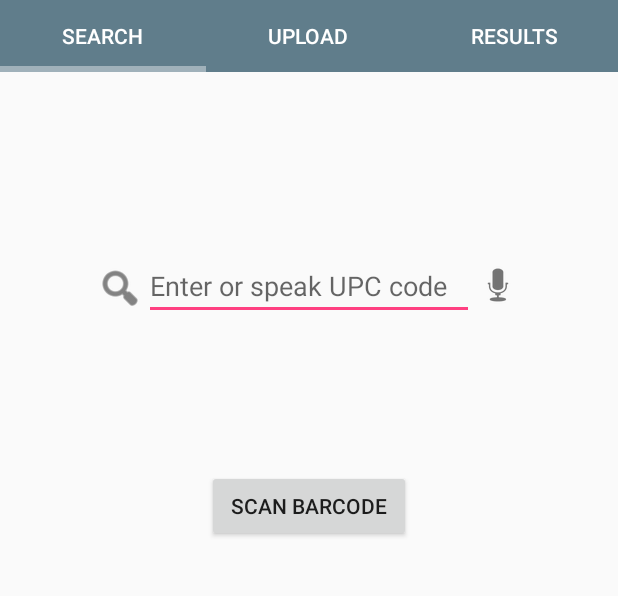
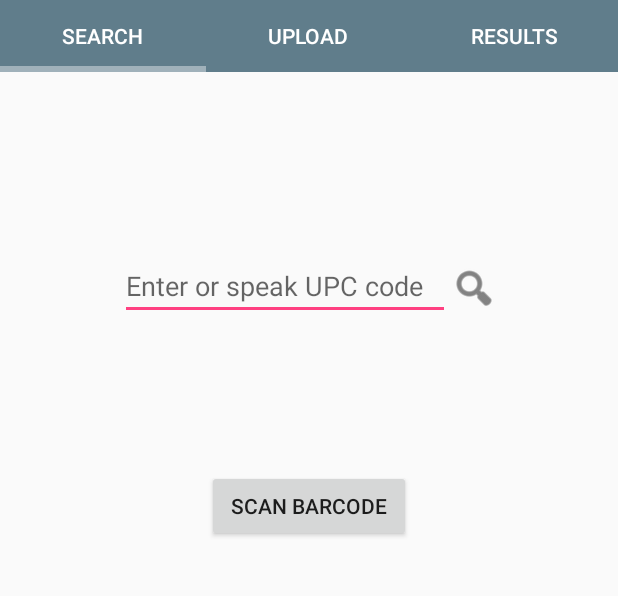
Before and after one commit to ereinecke/Capstone-Project, an Android app: the screen it shows after launch (MainActivity), on a phone screen of 412 x 824 dp, the part 180-776 px from its top. Run offline under Robolectric (Android 15) with nearby library versions, the phone set to English and light mode, and no system bars; libraries missing offline, so code that uses them is left out: com.aurelhubert.ahbottomnavigation, com.commonsware.cwac, com.google.zxing.integration, net.steamcrafted.loadtoast; pictures from the network do not load; 20 statements that could not run were skipped.

Commit message:
Initial implementation of LoadToasts

```diff
--- a/app/build.gradle
+++ b/app/build.gradle
@@ -1,7 +1,7 @@
 apply plugin: 'com.android.application'
 
 android {
-    compileSdkVersion 24
+    compileSdkVersion  24
     buildToolsVersion "24.0.1"
 
     defaultConfig {
@@ -78,9 +78,6 @@ dependencies {
     /* Fancy toast */
     compile 'net.steamcrafted:load-toast:1.0.10'
 
-    /* material design search view, includes voice input */
-    compile 'com.miguelcatalan:materialsearchview:1.4.0'
-
     /* About page library, adds credits for all libraries used */
     compile('com.mikepenz:aboutlibraries:5.7.1@aar') {
         transitive = true
--- a/app/src/main/java/com/ereinecke/eatsafe/MainActivity.java
+++ b/app/src/main/java/com/ereinecke/eatsafe/MainActivity.java
@@ -18,6 +18,7 @@ import android.util.Log;
 import android.view.Menu;
 import android.view.MenuItem;
 import android.view.View;
+import android.widget.ImageView;
 
 import com.commonsware.cwac.provider.StreamProvider;
 import com.ereinecke.eatsafe.services.OpenFoodService;
@@ -30,8 +31,12 @@ import com.ereinecke.eatsafe.ui.UploadFragment.PhotoRequest;
 import com.ereinecke.eatsafe.util.App;
 import com.ereinecke.eatsafe.util.Constants;
 import com.ereinecke.eatsafe.util.Utility.Callback;
+import com.ereinecke.eatsafe.util.Utility.SetLoadToast;
 import com.google.zxing.integration.android.IntentIntegrator;
 import com.google.zxing.integration.android.IntentResult;
+
+import net.steamcrafted.loadtoast.LoadToast;
+import net.steamcrafted.loadtoast.MaterialProgressDrawable;
 
 import java.io.File;
 import java.io.FileNotFoundException;
@@ -42,12 +47,14 @@ import java.util.Date;
 
 /* TODO: Need to tell users to provide Camera and Storage permissions on API > 23  */
 
-public class MainActivity extends AppCompatActivity implements Callback, PhotoRequest {
+public class MainActivity extends AppCompatActivity
+        implements Callback, PhotoRequest, SetLoadToast {
 
     private final static String LOG_TAG = MainActivity.class.getSimpleName();
     public static boolean isTablet = false;
     private String photoReceived;
     private View rootView;
+    public LoadToast lt;
 
     @Override
     protected void onCreate(Bundle savedInstanceState) {
@@ -57,6 +64,9 @@ public class MainActivity extends AppCompatActivity implements Callback, PhotoRe
 
         Toolbar toolbar = (Toolbar) findViewById(R.id.toolbar);
         setSupportActionBar(toolbar);
+
+        // Startup loadtoast
+        lt = new LoadToast(this).setText("").setTranslationY(100).show();
 
         BroadcastReceiver messageReceiver = new MessageReceiver();
         IntentFilter filter = new IntentFilter(Constants.MESSAGE_EVENT);
@@ -78,7 +88,16 @@ public class MainActivity extends AppCompatActivity implements Callback, PhotoRe
                 getSupportFragmentManager().beginTransaction()
                         .add(R.id.right_pane_container, splashFragment).commit();
             }
+
+            ImageView progressView = ((ImageView) findViewById(R.id.progress_drawable));
+            MaterialProgressDrawable drawable = new MaterialProgressDrawable(this, progressView);
         }
+    }
+
+    @Override
+    public void onResume() {
+        lt.success();
+        super.onResume();
     }
 
     // TODO: Need to make back arrow disappear when TabPagerFragment is showing.  This hides only
@@ -86,10 +105,8 @@ public class MainActivity extends AppCompatActivity implements Callback, PhotoRe
     @Override
     public void onStart() {
         super.onStart();
-        if (getSupportActionBar() != null) {
-            getSupportActionBar().setDisplayHomeAsUpEnabled(false);
-        }
     }
+
 
     @Override
     public void onSaveInstanceState(Bundle savedInstanceState) {
@@ -106,7 +123,6 @@ public class MainActivity extends AppCompatActivity implements Callback, PhotoRe
 
         savedInstanceState.getString(Constants.CURRENT_PHOTO);
     }
-
 
     @Override
     public boolean onCreateOptionsMenu(Menu menu) {
@@ -192,8 +208,9 @@ public class MainActivity extends AppCompatActivity implements Callback, PhotoRe
                     if (result != null) {
                         String barcode = result.getContents();
                         if (result.getContents() == null) {
-                            Snackbar.make(rootView, getString(R.string.result_failed),
-                                    Snackbar.LENGTH_LONG).setAction("Action", null).show();
+                            LoadToast lt = new LoadToast(App.getContext());
+                            lt.setText(getString(R.string.result_failed));
+                            lt.show();
                         } else {
                             Log.d(LOG_TAG, "Scan result: " + result.toString());
                             // Have a (potentially) valid barcode, update text view and fetch product info
@@ -385,4 +402,9 @@ public class MainActivity extends AppCompatActivity implements Callback, PhotoRe
                 Intent.ACTION_MEDIA_SCANNER_SCAN_FILE, uri);
         sendBroadcast(scanFileIntent);
     }
+
+    @Override
+    public void setLoadToast(LoadToast loadToast) {
+        lt = loadToast;
+    }
 }
--- a/app/src/main/java/com/ereinecke/eatsafe/ui/SearchFragment.java
+++ b/app/src/main/java/com/ereinecke/eatsafe/ui/SearchFragment.java
@@ -16,25 +16,32 @@ import android.view.ViewGroup;
 import android.view.inputmethod.EditorInfo;
 import android.view.inputmethod.InputMethodManager;
 import android.widget.EditText;
+import android.widget.ImageButton;
 import android.widget.TextView;
 
 import com.ereinecke.eatsafe.R;
 import com.ereinecke.eatsafe.services.OpenFoodService;
 import com.ereinecke.eatsafe.util.Constants;
 import com.ereinecke.eatsafe.util.Utility;
+import com.ereinecke.eatsafe.util.Utility.SetLoadToast;
 import com.google.zxing.integration.android.IntentIntegrator;
+
+import net.steamcrafted.loadtoast.LoadToast;
 
 /**
  * SearchFragment allows the user to search the database by UPC code.  The code can be scanned
  * or entered manually.
  */
 
-public class SearchFragment extends Fragment {
+public class SearchFragment extends Fragment implements SetLoadToast {
 
     private static final String LOG_TAG = SearchFragment.class.getSimpleName();
     private static final String BARCODE_CONTENT = "barcodeContent";
+    private SetLoadToast setLoadToast;
     private EditText barcodeView;
+    private ImageButton searchButton;
     private static View rootView;
+    private LoadToast searchLT;
 
     public SearchFragment() {
         // Required empty public constructor
@@ -43,6 +50,7 @@ public class SearchFragment extends Fragment {
     @SuppressWarnings("EmptyMethod")
     @Override
     public void onCreate(Bundle savedInstanceState) {
+        searchLT = new LoadToast(getActivity());
         super.onCreate(savedInstanceState);
     }
 
@@ -64,23 +72,33 @@ public class SearchFragment extends Fragment {
                                 actionId == EditorInfo.IME_ACTION_DONE ||
                                 event.getAction() == KeyEvent.ACTION_DOWN &&
                                         event.getKeyCode() == KeyEvent.KEYCODE_ENTER) {
-                            String barcodeStr = v.getText().toString();
-
-                            if (!Utility.validateBarcode(barcodeStr)) {
-
-                                // TODO: This Snackbar should probably be LENGTH_INDEFINITE
-                                Snackbar.make(rootView, getString(R.string.barcode_validation_failed, barcodeStr),
-                                        Snackbar.LENGTH_LONG)
-                                        .setAction("Action", null).setDuration(5000).show();
-                            } else if (checkConnectivity()) {
-                                // Have a (potentially) valid barcode, fetch product info
-                                callFetchProduct(barcodeStr);
-                            }
+                            runSearch();
+//                            String barcodeStr = v.getText().toString();
+//
+//                            if (!Utility.validateBarcode(barcodeStr)) {
+//
+//                                // TODO: This Snackbar should probably be LENGTH_INDEFINITE
+//                                Snackbar.make(rootView, getString(R.string.barcode_validation_failed, barcodeStr),
+//                                        Snackbar.LENGTH_LONG)
+//                                        .setAction("Action", null).setDuration(5000).show();
+//                            } else if (checkConnectivity()) {
+//                                // Have a (potentially) valid barcode, fetch product info
+//                                callFetchProduct(barcodeStr);
+//                            }
                             return true; // consume.
                         }
                         return false; // pass on to other listeners.
                     }
                 });
+
+        /* Search button */
+        searchButton = (ImageButton) rootView.findViewById(R.id.search_button);
+        searchButton.setOnClickListener(new View.OnClickListener() {
+            @Override
+            public void onClick(View view) {
+                runSearch();
+            }
+        });
 
         /* Scan barcode button  */
         rootView.findViewById(R.id.scan_button).setOnClickListener(new View.OnClickListener() {
@@ -107,11 +125,18 @@ public class SearchFragment extends Fragment {
         return rootView;
     }
 
+
+    @Override
+    public void onAttach(Context c) {
+        super.onAttach(c);
+        setLoadToast = (SetLoadToast) c;
+    }
+
     @Override
     public void onSaveInstanceState(Bundle outState) {
         super.onSaveInstanceState(outState);
         if (barcodeView != null) {
-            outState.putString(BARCODE_CONTENT, barcodeView.getText().toString());
+            outState.putString(BARCODE_CONTENT, barcodeView.toString());
         }
     }
 
@@ -124,6 +149,21 @@ public class SearchFragment extends Fragment {
         imm.hideSoftInputFromWindow(getView().getWindowToken(), 0);
     }
 
+    private void runSearch() {
+
+        String barcodeStr = barcodeView.getText().toString();
+        searchLT.setText(getString(R.string.searching_for_barcode, barcodeStr))
+                        .show();
+        if (!Utility.validateBarcode(barcodeStr)) {
+            searchLT.error();
+            searchLT.setText(getString(R.string.barcode_validation_failed, barcodeStr)).show();
+
+        } else if (checkConnectivity()) {
+            // Have a (potentially) valid barcode, fetch product info
+            callFetchProduct(barcodeStr);
+        }
+    }
+
     public static void handleScanResult(String result) {
 
         ((TextView) rootView.findViewById(R.id.barcode)).setText(result);
@@ -132,6 +172,7 @@ public class SearchFragment extends Fragment {
     /* Sends an intent to OpenFoodService to fetch product info */
     public void callFetchProduct(String barcodeStr) {
         Log.d(LOG_TAG, "in callFetchProduct: " + barcodeStr);
+
         // Have a (potentially) valid barcode, fetch product info
         Intent productIntent = new Intent(getActivity(), OpenFoodService.class);
         productIntent.putExtra(Constants.BARCODE_KEY, barcodeStr);
@@ -161,4 +202,11 @@ public class SearchFragment extends Fragment {
 
         return isConnected;
     }
+
+    @Override
+    public void setLoadToast(LoadToast lt) {
+        if (lt != null) {
+            setLoadToast.setLoadToast(lt);
+        }
+    }
 }
--- a/app/src/main/res/layout/activity_main.xml
+++ b/app/src/main/res/layout/activity_main.xml
@@ -56,6 +56,14 @@
         android:id="@+id/tab_container"
         android:layout_width="match_parent"
         android:layout_height="match_parent"
-        app:layout_behavior="@string/appbar_scrolling_view_behavior" />
+        app:layout_behavior="@string/appbar_scrolling_view_behavior" >
+
+        <ImageView
+            android:layout_width="match_parent"
+            android:layout_height="72dp"
+            android:id="@+id/progress_drawable"
+            android:layout_marginTop="@dimen/vertical_padding"
+            android:layout_gravity="right" />
+    </FrameLayout>
 
 </android.support.design.widget.CoordinatorLayout>
--- a/app/src/main/res/layout/fragment_search.xml
+++ b/app/src/main/res/layout/fragment_search.xml
@@ -39,16 +39,6 @@
                     android:layout_height="20dp"
                     android:layout_weight="1" />
 
-                <ImageView
-                    android:layout_width="wrap_content"
-                    android:layout_height="wrap_content"
-                    android:id="@+id/search_icon"
-                    android:src="@android:drawable/ic_menu_search"
-                    android:layout_gravity="end"
-                    android:paddingTop="8dp"
-                    android:tint="#333333"
-                    android:contentDescription="@string/search"/>
-
                 <EditText
                     android:layout_width="220dp"
                     android:layout_height="wrap_content"
@@ -59,13 +49,16 @@
                     android:hint="@string/search_hint"
                     android:maxLength="13" />
 
-                <ImageView
+                <ImageButton
                     android:layout_width="wrap_content"
                     android:layout_height="wrap_content"
-                    android:id="@+id/mic_icon"
-                    android:src="@android:drawable/ic_btn_speak_now"
-                    android:paddingTop="6dp"
-                    android:contentDescription="@string/mic_image"/>
+                    android:id="@+id/search_button"
+                    android:src="@android:drawable/ic_menu_search"
+                    android:layout_gravity="end"
+                    android:paddingTop="8dp"
+                    android:tint="#333333"
+                    android:contentDescription="@string/search"
+                    android:background="@color/transparent" />
 
                 <Space
                     android:layout_width="20dp"
@@ -73,6 +66,7 @@
                     android:layout_weight="1" />
 
             </LinearLayout>
+
 
             <Button
                 android:layout_width="wrap_content"
--- /dev/null
+++ b/app/src/main/res/values/arrays.xml
@@ -0,0 +1,4 @@
+<?xml version="1.0" encoding="utf-8"?>
+<resources>
+    <string-array name="query_suggestions">{pasta, sauce, dressing}</string-array>
+</resources>
--- a/app/src/main/res/values/strings.xml
+++ b/app/src/main/res/values/strings.xml
@@ -24,6 +24,7 @@
     <string name="result_failed_why">Don\'t know why</string>
     <string name="not_found">Product not found</string>
     <string name="barcode_validation_failed">Barcode code \"%1$s\" is invalid.</string>
+    <string name="searching_for_barcode">Searching for product \"%1$s\"</string>
     <string name="barcode_found">Product \"%1$d\" found.</string>
     <string name="barcode_not_found">Product not found.  Upload product?</string>
     <string name="product_results_prompt">Search by product name or brand</string>
```
Also changed, not shown: app/src/main/java/com/ereinecke/eatsafe/util/Utility.java (+16 -0 lines).
